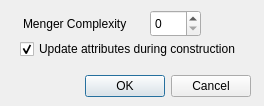
CGAL/cgal, file Linear_cell_complex/demo/Linear_cell_complex/CreateMenger.ui: the form before one commit.
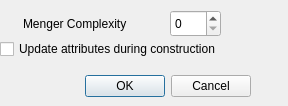
The form after the commit.

Commit message: Update demo for Menger, Sierpinski Carpet and Sierpinski Triangle.

What changed in the file:
```diff
--- a/Linear_cell_complex/demo/Linear_cell_complex/CreateMenger.ui
+++ b/Linear_cell_complex/demo/Linear_cell_complex/CreateMenger.ui
@@ -6,7 +6,7 @@
    <rect>
     <x>0</x>
     <y>0</y>
-    <width>264</width>
+    <width>288</width>
     <height>106</height>
    </rect>
   </property>
@@ -32,7 +32,7 @@
   <widget class="QSpinBox" name="mengerLevel">
    <property name="geometry">
     <rect>
-     <x>150</x>
+     <x>170</x>
      <y>10</y>
      <width>51</width>
      <height>27</height>
@@ -59,7 +59,7 @@
     <rect>
      <x>23</x>
      <y>15</y>
-     <width>121</width>
+     <width>141</width>
      <height>17</height>
     </rect>
    </property>
@@ -70,9 +70,9 @@
   <widget class="QCheckBox" name="updateAttributes">
    <property name="geometry">
     <rect>
-     <x>20</x>
+     <x>0</x>
      <y>40</y>
-     <width>241</width>
+     <width>291</width>
      <height>18</height>
     </rect>
    </property>
@@ -80,7 +80,7 @@
     <string>Update attributes during construction</string>
    </property>
    <property name="checked">
-    <bool>true</bool>
+    <bool>false</bool>
    </property>
   </widget>
  </widget>
```
The commit also changes 5 other files.
